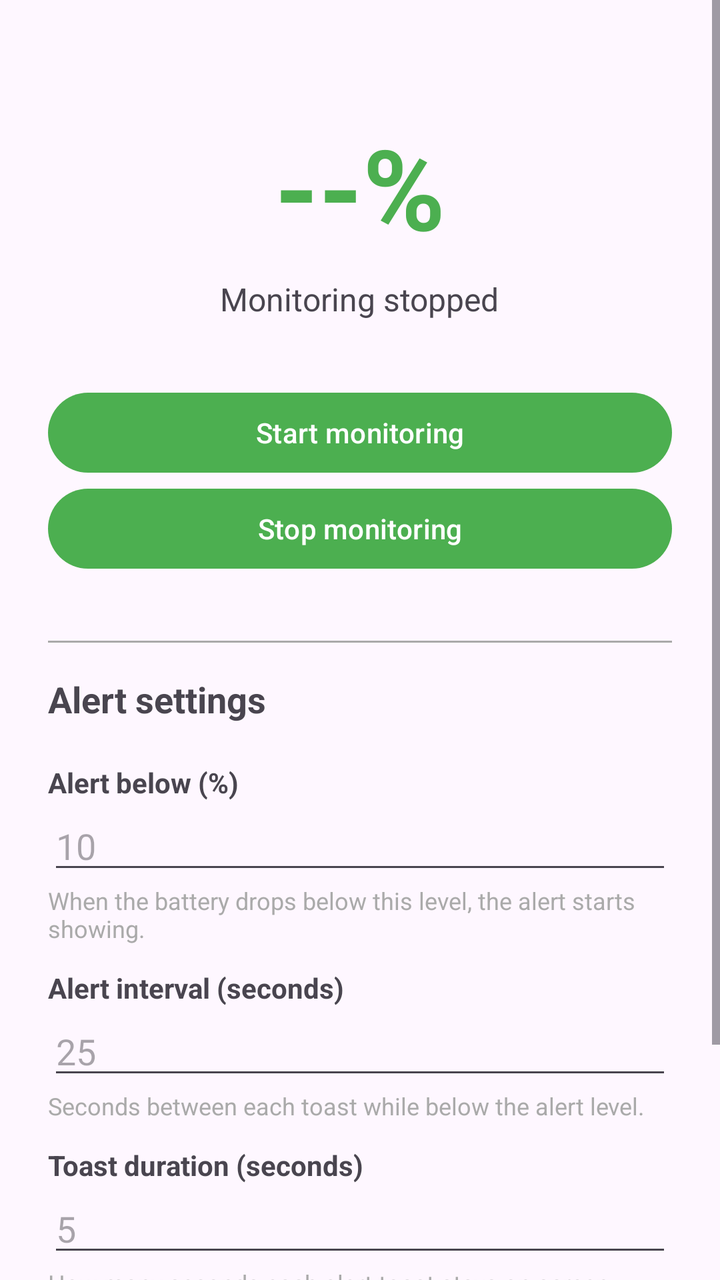
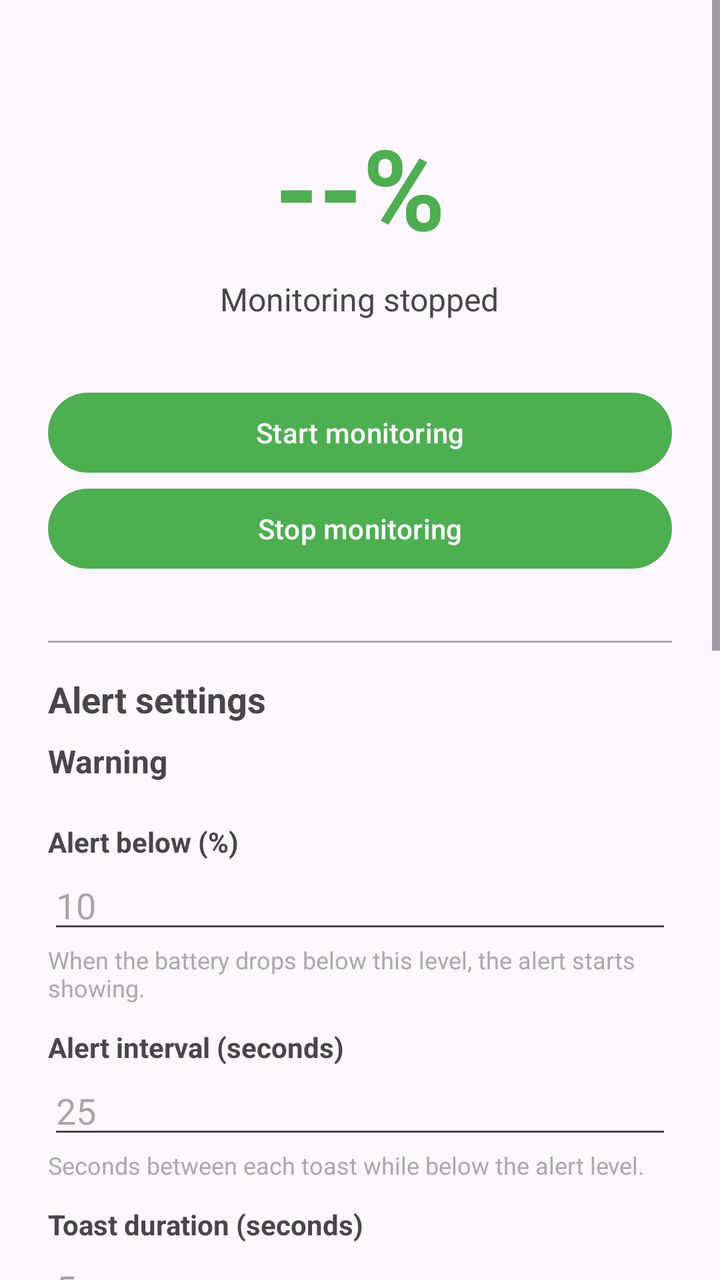

Two renders of the same Android screen: before a commit and after it. Below are the layout's source before the change and the commit's diff.
<!-- AndroidManifest.xml: application theme Theme.BattWarn -->
<!-- res/layout/activity_main.xml -->
<?xml version="1.0" encoding="utf-8"?>
<ScrollView xmlns:android="http://schemas.android.com/apk/res/android"
    android:layout_width="match_parent"
    android:layout_height="match_parent">

    <LinearLayout
        android:layout_width="match_parent"
        android:layout_height="wrap_content"
        android:orientation="vertical"
        android:gravity="center_horizontal"
        android:padding="24dp">

        <TextView
            android:id="@+id/battery_text"
            android:layout_width="wrap_content"
            android:layout_height="wrap_content"
            android:layout_marginTop="32dp"
            android:text="@string/battery_placeholder"
            android:textColor="@color/battery_green"
            android:textSize="56sp"
            android:textStyle="bold" />

        <TextView
            android:id="@+id/status_text"
            android:layout_width="wrap_content"
            android:layout_height="wrap_content"
            android:layout_marginTop="8dp"
            android:gravity="center"
            android:text="@string/status_stopped"
            android:textSize="16sp" />

        <Button
            android:id="@+id/start_button"
            android:layout_width="match_parent"
            android:layout_height="wrap_content"
            android:layout_marginTop="32dp"
            android:text="@string/start_monitoring" />

        <Button
            android:id="@+id/stop_button"
            android:layout_width="match_parent"
            android:layout_height="wrap_content"
            android:text="@string/stop_monitoring" />

        <View
            android:layout_width="match_parent"
            android:layout_height="1dp"
            android:layout_marginTop="32dp"
            android:layout_marginBottom="16dp"
            android:background="@android:color/darker_gray" />

        <TextView
            android:layout_width="match_parent"
            android:layout_height="wrap_content"
            android:text="@string/settings_title"
            android:textSize="18sp"
            android:textStyle="bold" />

        <TextView
            android:id="@+id/label_alert"
            android:layout_width="match_parent"
            android:layout_height="wrap_content"
            android:layout_marginTop="20dp"
            android:text="@string/label_alert"
            android:textSize="14sp"
            android:textStyle="bold" />

        <EditText
            android:id="@+id/alert_field"
            android:layout_width="match_parent"
            android:layout_height="wrap_content"
            android:hint="10"
            android:inputType="number"
            android:maxLines="1" />

        <TextView
            android:layout_width="match_parent"
            android:layout_height="wrap_content"
            android:text="@string/desc_alert"
            android:textSize="12sp"
            android:textColor="@android:color/darker_gray" />

        <TextView
            android:id="@+id/label_interval"
            android:layout_width="match_parent"
            android:layout_height="wrap_content"
            android:layout_marginTop="12dp"
            android:text="@string/label_interval"
            android:textSize="14sp"
            android:textStyle="bold" />

        <EditText
            android:id="@+id/interval_field"
            android:layout_width="match_parent"
            android:layout_height="wrap_content"
            android:hint="25"
            android:inputType="number"
            android:maxLines="1" />

        <TextView
            android:layout_width="match_parent"
            android:layout_height="wrap_content"
            android:text="@string/desc_interval"
            android:textSize="12sp"
            android:textColor="@android:color/darker_gray" />

        <TextView
            android:id="@+id/label_duration"
            android:layout_width="match_parent"
            android:layout_height="wrap_content"
            android:layout_marginTop="12dp"
            android:text="@string/label_duration"
            android:textSize="14sp"
            android:textStyle="bold" />

        <EditText
            android:id="@+id/duration_field"
            android:layout_width="match_parent"
            android:layout_height="wrap_content"
            android:hint="5"
            android:inputType="number"
            android:maxLines="1" />

        <TextView
            android:layout_width="match_parent"
            android:layout_height="wrap_content"
            android:text="@string/desc_duration"
            android:textSize="12sp"
            android:textColor="@android:color/darker_gray" />

        <TextView
            android:layout_width="match_parent"
            android:layout_height="wrap_content"
            android:layout_marginTop="16dp"
            android:gravity="center"
            android:text="@string/hint_auto_recover"
            android:textSize="12sp"
            android:textColor="@android:color/darker_gray" />

        <Button
            android:id="@+id/save_button"
            android:layout_width="wrap_content"
            android:layout_height="wrap_content"
            android:layout_marginTop="16dp"
            android:text="@string/save_settings" />

    </LinearLayout>
</ScrollView>
<!-- resources referenced by this layout -->
<resources>
  <color name="battery_green">#4CAF50</color>
  <string name="battery_placeholder">--%</string>
  <string name="desc_alert">When the battery drops below this level, the alert starts showing.</string>
  <string name="desc_duration">How many seconds each alert toast stays on screen.</string>
  <string name="desc_interval">Seconds between each toast while below the alert level.</string>
  <string name="hint_auto_recover">Alerts stop automatically once the battery rises back above the alert level.</string>
  <string name="label_alert">Alert below (%)</string>
  <string name="label_duration">Toast duration (seconds)</string>
  <string name="label_interval">Alert interval (seconds)</string>
  <string name="save_settings">Save</string>
  <string name="settings_title">Alert settings</string>
  <string name="start_monitoring">Start monitoring</string>
  <string name="status_stopped">Monitoring stopped</string>
  <string name="stop_monitoring">Stop monitoring</string>
  <style name="Theme.BattWarn" parent="Theme.Material3.DayNight">
          <item name="colorPrimary">@color/battery_green</item>
      </style>
</resources>

<!-- the commit's change to res/layout/activity_main.xml (unified diff, before → after) -->
@@ -57,6 +57,14 @@
             android:textStyle="bold" />
 
         <TextView
+            android:layout_width="match_parent"
+            android:layout_height="wrap_content"
+            android:layout_marginTop="8dp"
+            android:text="@string/warning_title"
+            android:textSize="16sp"
+            android:textStyle="bold" />
+
+        <TextView
             android:id="@+id/label_alert"
             android:layout_width="match_parent"
             android:layout_height="wrap_content"
@@ -125,6 +133,123 @@
             android:layout_width="match_parent"
             android:layout_height="wrap_content"
             android:text="@string/desc_duration"
+            android:textSize="12sp"
+            android:textColor="@android:color/darker_gray" />
+
+        <TextView
+            android:layout_width="match_parent"
+            android:layout_height="wrap_content"
+            android:layout_marginTop="20dp"
+            android:text="@string/critical_title"
+            android:textSize="16sp"
+            android:textStyle="bold" />
+
+        <TextView
+            android:id="@+id/label_critical"
+            android:layout_width="match_parent"
+            android:layout_height="wrap_content"
+            android:layout_marginTop="12dp"
+            android:text="@string/label_critical"
+            android:textSize="14sp"
+            android:textStyle="bold" />
+
+        <EditText
+            android:id="@+id/critical_field"
+            android:layout_width="match_parent"
+            android:layout_height="wrap_content"
+            android:hint="5"
+            android:inputType="number"
+            android:maxLines="1" />
+
+        <TextView
+            android:layout_width="match_parent"
+            android:layout_height="wrap_content"
+            android:text="@string/desc_critical"
+            android:textSize="12sp"
+            android:textColor="@android:color/darker_gray" />
+
+        <TextView
+            android:id="@+id/label_critical_interval"
+            android:layout_width="match_parent"
+            android:layout_height="wrap_content"
+            android:layout_marginTop="12dp"
+            android:text="@string/label_critical_interval"
+            android:textSize="14sp"
+            android:textStyle="bold" />
+
+        <EditText
+            android:id="@+id/critical_interval_field"
+            android:layout_width="match_parent"
+            android:layout_height="wrap_content"
+            android:hint="15"
+            android:inputType="number"
+            android:maxLines="1" />
+
+        <TextView
+            android:layout_width="match_parent"
+            android:layout_height="wrap_content"
+            android:text="@string/desc_critical_interval"
+            android:textSize="12sp"
+            android:textColor="@android:color/darker_gray" />
+
+        <TextView
+            android:id="@+id/label_critical_duration"
+            android:layout_width="match_parent"
+            android:layout_height="wrap_content"
+            android:layout_marginTop="12dp"
+            android:text="@string/label_critical_duration"
+            android:textSize="14sp"
+            android:textStyle="bold" />
+
+        <EditText
+            android:id="@+id/critical_duration_field"
+            android:layout_width="match_parent"
+            android:layout_height="wrap_content"
+            android:hint="5"
+            android:inputType="number"
+            android:maxLines="1" />
+
+        <TextView
+            android:layout_width="match_parent"
+            android:layout_height="wrap_content"
+            android:text="@string/desc_critical_duration"
+            android:textSize="12sp"
+            android:textColor="@android:color/darker_gray" />
+
+        <TextView
+            android:id="@+id/label_sound"
+            android:layout_width="match_parent"
+            android:layout_height="wrap_content"
+            android:layout_marginTop="12dp"
+            android:text="@string/label_sound"
+            android:textSize="14sp"
+            android:textStyle="bold" />
+
+        <LinearLayout
+            android:layout_width="match_parent"
+            android:layout_height="wrap_content"
+            android:gravity="center_vertical"
+            android:orientation="horizontal">
+
+            <TextView
+                android:id="@+id/sound_value"
+                android:layout_width="0dp"
+                android:layout_height="wrap_content"
+                android:layout_weight="1"
+                android:text="@string/sound_silent"
+                android:textSize="14sp" />
+
+            <Button
+                android:id="@+id/pick_sound_button"
+                android:layout_width="wrap_content"
+                android:layout_height="wrap_content"
+                android:text="@string/pick_sound" />
+        </LinearLayout>
+
+        <TextView
+            android:layout_width="match_parent"
+            android:layout_height="wrap_content"
+            android:text="@string/desc_sound"
             android:textSize="12sp"
             android:textColor="@android:color/darker_gray" />
 
<!-- resource entries referenced after the edit -->
@@ -2,18 +2,30 @@
 <resources>
   <color name="battery_green">#4CAF50</color>
   <string name="battery_placeholder">--%</string>
+  <string name="critical_title">Critical</string>
   <string name="desc_alert">When the battery drops below this level, the alert starts showing.</string>
+  <string name="desc_critical">Below this lower level, alerts use critical timings and play the alert sound.</string>
+  <string name="desc_critical_duration">How many seconds each critical alert banner stays on screen.</string>
+  <string name="desc_critical_interval">Seconds between each critical alert.</string>
   <string name="desc_duration">How many seconds each alert toast stays on screen.</string>
   <string name="desc_interval">Seconds between each toast while below the alert level.</string>
+  <string name="desc_sound">Played with each critical alert. Used when the battery is below the critical level.</string>
   <string name="hint_auto_recover">Alerts stop automatically once the battery rises back above the alert level.</string>
   <string name="label_alert">Alert below (%)</string>
+  <string name="label_critical">Critical below (%)</string>
+  <string name="label_critical_duration">Critical duration (seconds)</string>
+  <string name="label_critical_interval">Critical interval (seconds)</string>
   <string name="label_duration">Toast duration (seconds)</string>
   <string name="label_interval">Alert interval (seconds)</string>
+  <string name="label_sound">Alert sound</string>
+  <string name="pick_sound">Pick sound</string>
   <string name="save_settings">Save</string>
   <string name="settings_title">Alert settings</string>
+  <string name="sound_silent">Silent</string>
   <string name="start_monitoring">Start monitoring</string>
   <string name="status_stopped">Monitoring stopped</string>
   <string name="stop_monitoring">Stop monitoring</string>
+  <string name="warning_title">Warning</string>
   <style name="Theme.BattWarn" parent="Theme.Material3.DayNight">
           <item name="colorPrimary">@color/battery_green</item>
       </style>
